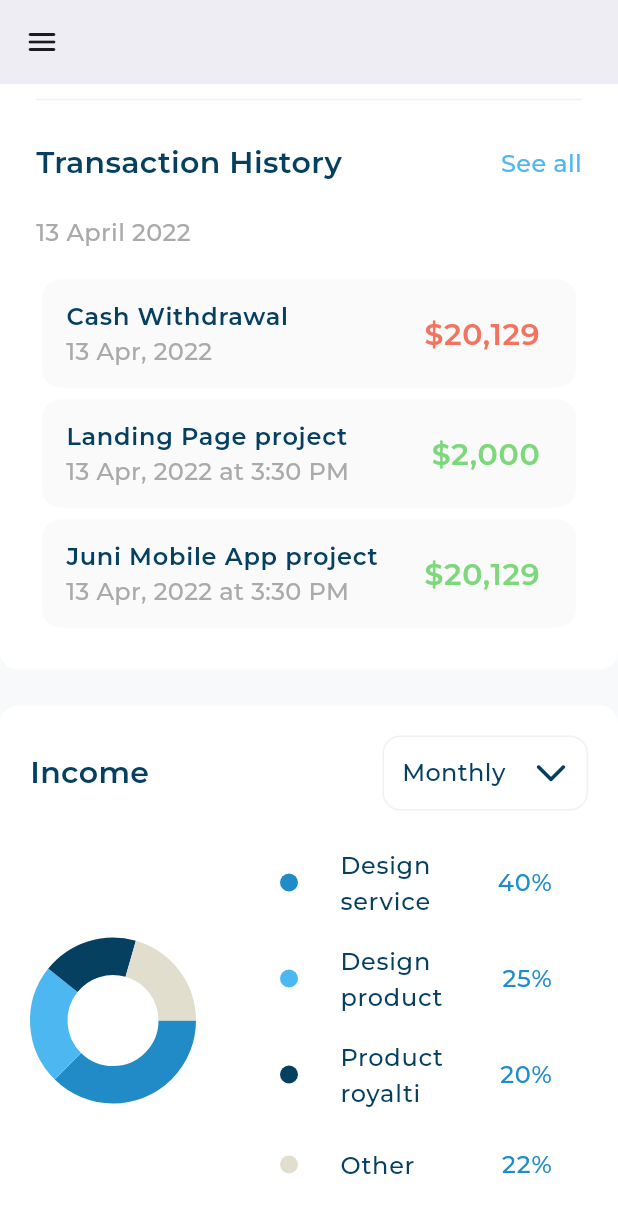
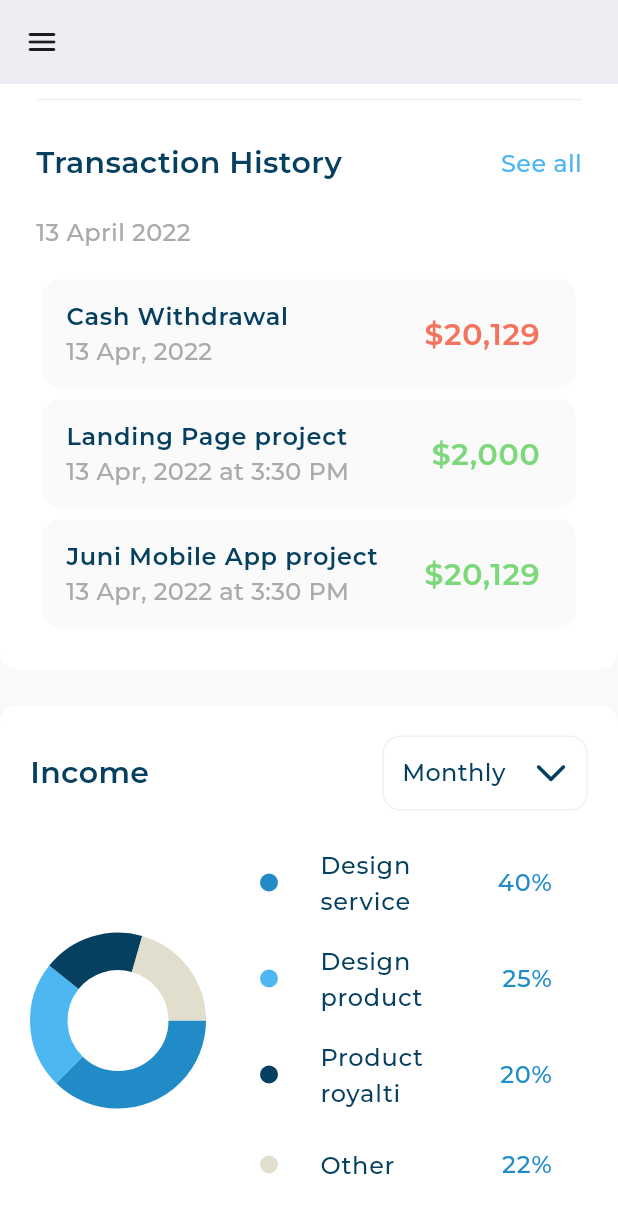
Before and after one commit to Kartali-Mohamed/responsive_adaptive_ui_design, a Flutter app: the screen it shows after launch, scrolled down 1340 dp, on a phone screen of 412 x 824 dp. Shown: the top 1213 px of the screen. Run offline on Flutter 3.47's test engine with Material 3 defaults, Android fonts, the light colour scheme and no system bars; drawn by our look-alikes of fl_chart; our stand-ins replace expandable_page_view, flutter_svg; project files that could hold a hidden picture were left out.

Commit message:
extract income body widget

```diff
--- /dev/null
+++ b/lib/interface/widgets/income/custom_income_body.dart
@@ -0,0 +1,26 @@
+import 'package:flutter/material.dart';
+import 'package:responsive_adaptive_ui_design/utils/size_config.dart';
+
+import 'custom_chart_income.dart';
+import 'custom_details_income.dart';
+
+class CustomIncomeBody extends StatelessWidget {
+  const CustomIncomeBody({
+    super.key,
+  });
+
+  @override
+  Widget build(BuildContext context) {
+    return context.screenWidth >= SizeConfig.desktop &&
+            context.screenWidth < 1640
+        ? const SizedBox()
+        : const Row(
+            crossAxisAlignment: CrossAxisAlignment.center,
+            children: [
+              Expanded(child: CustomChartIncome()),
+              SizedBox(width: 20),
+              Expanded(flex: 2, child: CustomDetailsIncome())
+            ],
+          );
+  }
+}
--- a/lib/interface/widgets/income/income_section.dart
+++ b/lib/interface/widgets/income/income_section.dart
@@ -1,8 +1,8 @@
 import 'package:flutter/material.dart';
 import 'package:responsive_adaptive_ui_design/interface/widgets/custom_background_container.dart';
-import 'package:responsive_adaptive_ui_design/interface/widgets/income/custom_chart_income.dart';
-import 'package:responsive_adaptive_ui_design/interface/widgets/income/custom_details_income.dart';
 import 'package:responsive_adaptive_ui_design/interface/widgets/income/custom_header_income.dart';
+
+import 'custom_income_body.dart';
 
 class IncomeSection extends StatelessWidget {
   const IncomeSection({super.key});
@@ -15,14 +15,7 @@ class IncomeSection extends StatelessWidget {
         children: [
           CustomHeaderIncome(),
           SizedBox(height: 16),
-          Row(
-            crossAxisAlignment: CrossAxisAlignment.center,
-            children: [
-              Expanded(child: CustomChartIncome()),
-              SizedBox(width: 40),
-              Expanded(flex: 2, child: CustomDetailsIncome())
-            ],
-          ),
+          CustomIncomeBody(),
         ],
       ),
     );
```
